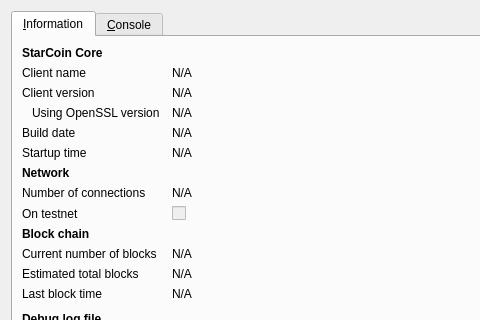
Above: src/qt/forms/rpcconsole.ui from woolongcoin/bsgcoin before the change; both pictures show x 0 to 480 and y 0 to 320 of the 740 by 450 pixel window. Below: the same form after it.
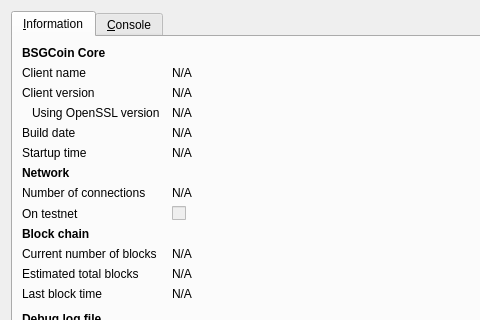
That is the form after the change. Icons and pictures are not drawn.

```diff
--- a/src/qt/forms/rpcconsole.ui
+++ b/src/qt/forms/rpcconsole.ui
@@ -36,7 +36,7 @@
           </font>
          </property>
          <property name="text">
-          <string>StarCoin Core</string>
+          <string>BSGCoin Core</string>
          </property>
         </widget>
        </item>
```
Left out of the diff: 6 changed lines with no effect on the pictures.
